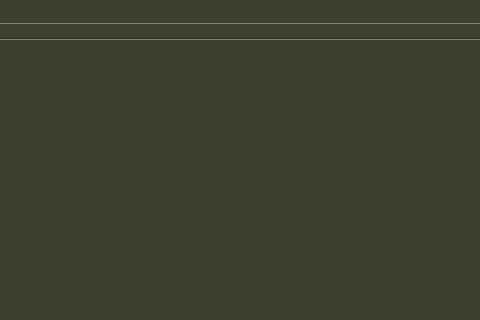
Before: the Qt Designer form mainwindow.ui in sunjunbo/chess, drawn with Qt 5; both pictures show x 261 to 741 and y 0 to 320 of the 741 by 431 pixel window.
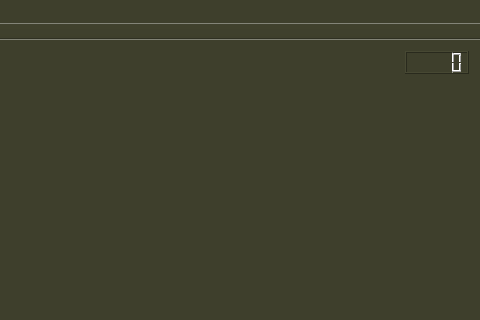
After: the same form once the commit is applied.

What changed in the file:
```diff
--- a/mainwindow.ui
+++ b/mainwindow.ui
@@ -36,6 +36,9 @@
         </property>
        </spacer>
       </item>
+      <item row="0" column="2">
+       <widget class="QLCDNumber" name="lcdNumber"/>
+      </item>
       <item row="1" column="0">
        <spacer name="verticalSpacer">
         <property name="orientation">
```
Left out of the diff: 6 changed lines with no effect on the pictures.
